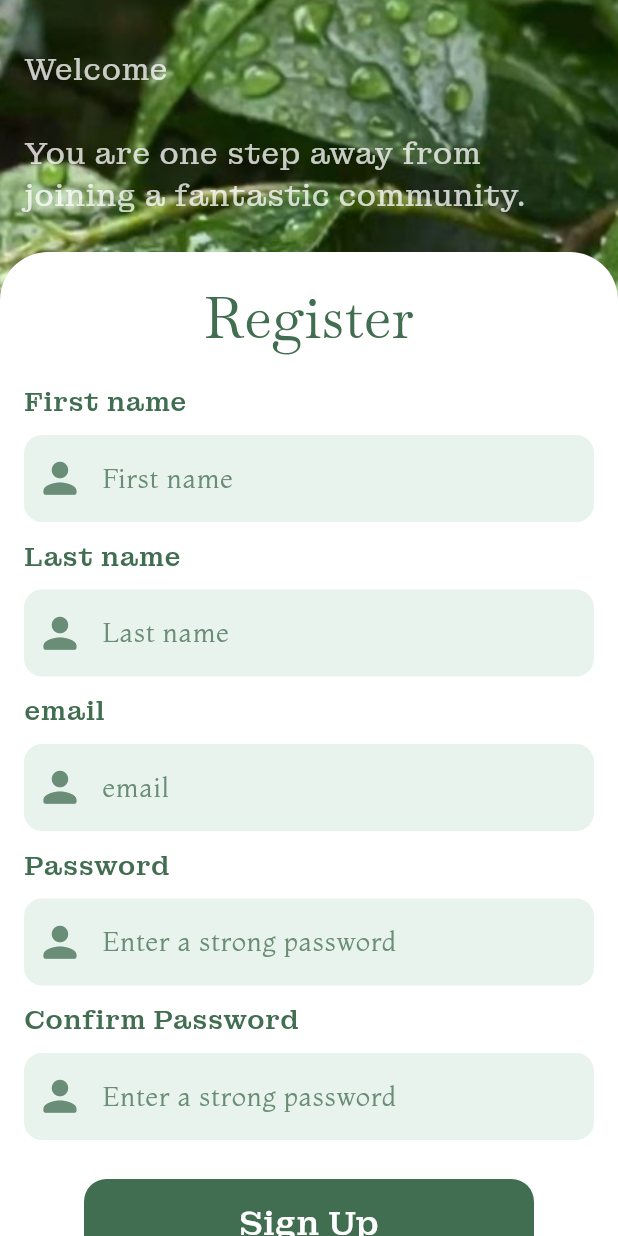
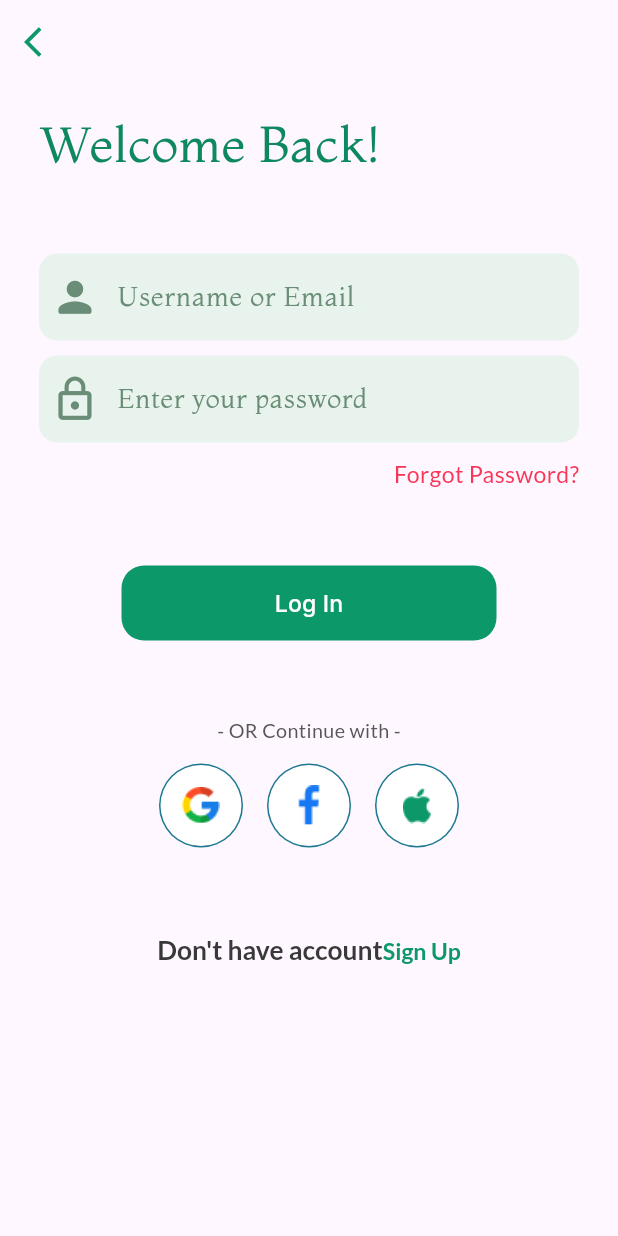
Before and after one commit to fatima304/greenify_app, a Flutter app: the screen it shows after launch, on a phone screen of 412 x 824 dp. Run offline on Flutter 3.47's test engine with Material 3 defaults, Android fonts, the phone set to English and light mode, and no system bars; our stand-ins replace dio, flutter_screenutil, get_it, lottie, pretty_dio_logger, shimmer.

Commit message:
login screen ui is done

```diff
--- a/lib/core/helper/app_constants.dart
+++ b/lib/core/helper/app_constants.dart
@@ -1,5 +1,6 @@
 class AppConstants {
+  static const String svgPath = 'assets/svg/';
+  static const String iconPath = 'assets/icons/';
   static const String imagePath = 'assets/images/';
-  static const String svgPath = 'assets/svg/';
   static const String lottiePath = 'assets/lottie/';
 }
--- a/lib/core/helper/app_icon.dart
+++ b/lib/core/helper/app_icon.dart
@@ -1,8 +1,10 @@
-
 import 'package:greenify_app/core/helper/app_constants.dart';
 
 class AppIcon{
-
   static const String saveMark = '${AppConstants.svgPath}save_mark.svg';
   static const String dotePoint = '${AppConstants.svgPath}point.svg';
+  static const String face = '${AppConstants.iconPath}face.png';
+  static const String facebook = '${AppConstants.iconPath}facebook.png';
+  static const String google = '${AppConstants.iconPath}google.png';
+  static const String apple = '${AppConstants.iconPath}apple.png';
 }
--- a/lib/core/helper/app_images.dart
+++ b/lib/core/helper/app_images.dart
@@ -7,4 +7,7 @@ class AppImages {
   static const String onBoarding3 = '${AppConstants.imagePath}onBoarding3.png';
   static const String register = '${AppConstants.imagePath}register.png';
 
+
+
+
 }
--- a/lib/core/routes/app_routing.dart
+++ b/lib/core/routes/app_routing.dart
@@ -1,5 +1,6 @@
 import 'package:flutter/material.dart';
 import 'package:greenify_app/core/routes/routes.dart';
+import 'package:greenify_app/features/login/presentation/screen/ui/login_screen.dart';
 import 'package:greenify_app/features/register/presentation/screen/ui/register_screen.dart';
 import 'package:greenify_app/features/splash/presentation/screen/ui/splash_screen.dart';
 import 'package:greenify_app/features/on_boarding/presentation/screen/ui/on_boarding_screen.dart';
@@ -19,6 +20,10 @@ class AppRouting {
         return MaterialPageRoute(
           builder: (_) => const RegisterScreen(),
         );
+          case Routes.logScreen:
+        return MaterialPageRoute(
+          builder: (_) => const LoginScreen(),
+        );
       default:
         return MaterialPageRoute(
           builder: (_) => Scaffold(
--- a/lib/core/theme/app_color.dart
+++ b/lib/core/theme/app_color.dart
@@ -1,10 +1,10 @@
 import 'package:flutter/material.dart';
 
 class AppColor {
-    static const Color black = Colors.black;
-    static const Color white = Colors.white;
+  static const Color black = Colors.black;
+  static const Color white = Colors.white;
   static const Color lightGreen = Color(0xffE9F3ED);
-    static const Color green = Color(0xff639173);
+  static const Color green = Color(0xff639173);
   static const Color medGreen = Color(0xff698D76);
   static const Color darkGreen = Color(0xff416D50);
   static const Color primGreen = Color(0xff0D986A);
@@ -12,4 +12,5 @@ class AppColor {
   static const Color lightGrey = Color(0xff575757);
   static const Color darkGrey = Color(0xff393838);
   static const Color red = Color(0xffF83758);
+  static const Color seaweed = Color(0xff1C7791);
 }
--- a/lib/core/theme/app_text_style.dart
+++ b/lib/core/theme/app_text_style.dart
@@ -36,7 +36,7 @@ class AppTextStyle {
     color: AppColor.darkGreen,
     fontWeight: FontWeightHelper.regular,
   );
-   static TextStyle font12DarkGreenMedium = TextStyle(
+  static TextStyle font12DarkGreenMedium = TextStyle(
     fontSize: 12.sp,
     color: AppColor.darkGreen,
     fontWeight: FontWeightHelper.medium,
@@ -46,9 +46,14 @@ class AppTextStyle {
     color: AppColor.black,
     fontWeight: FontWeightHelper.medium,
   );
-  static TextStyle font16BlackSemiBold = TextStyle(
+  static TextStyle font16DarkGreySemiBold = TextStyle(
     fontSize: 16.sp,
-    color: AppColor.black,
+    color: AppColor.darkGrey,
+    fontWeight: FontWeightHelper.semiBold,
+  );
+  static TextStyle font14PrimGreenSemiBold = TextStyle(
+    fontSize: 14.sp,
+    color: AppColor.primGreen,
     fontWeight: FontWeightHelper.semiBold,
   );
   static TextStyle font20BlackMedium = TextStyle(
@@ -73,8 +78,8 @@ class AppTextStyle {
     fontWeight: FontWeightHelper.regular,
   );
 
-  static TextStyle font16RedRegular = TextStyle(
-    fontSize: 16.sp,
+  static TextStyle font14RedRegular = TextStyle(
+    fontSize: 14.sp,
     color: AppColor.red,
     fontWeight: FontWeightHelper.regular,
   );
--- a/lib/core/widgets/shared_button.dart
+++ b/lib/core/widgets/shared_button.dart
@@ -1,18 +1,27 @@
 import 'package:flutter/material.dart';
-import 'package:greenify_app/core/theme/app_color.dart';
-import 'package:greenify_app/core/theme/app_text_style.dart';
-import 'package:greenify_app/core/theme/font_family_helper.dart';
 
 class SharedButton extends StatelessWidget {
-  const SharedButton({super.key, this.onPressed});
+  const SharedButton({
+    super.key,
+    this.onPressed,
+    required this.text,
+    required this.buttonColor,
+    this.buttonSize,
+  });
+
+  final Widget text;
+  final Size? buttonSize;
+
+  final Color buttonColor;
+
   final void Function()? onPressed;
 
   @override
   Widget build(BuildContext context) {
     return ElevatedButton(
         onPressed: onPressed,
-      style: const ButtonStyle(
-        shape: WidgetStatePropertyAll(
+        style: ButtonStyle(
+          shape: const WidgetStatePropertyAll(
             RoundedRectangleBorder(
               borderRadius: BorderRadius.all(
                 Radius.circular(15),
@@ -20,15 +29,10 @@ class SharedButton extends StatelessWidget {
             ),
           ),
           fixedSize: WidgetStatePropertyAll(
-          Size(300, 60),
+            buttonSize ?? const Size(300, 60),
           ),
-        backgroundColor: WidgetStatePropertyAll(AppColor.darkGreen),
+          backgroundColor: WidgetStatePropertyAll(buttonColor),
         ),
-      child: Text(
-        'Sign Up',
-        style: AppTextStyle.font20WhiteMedium
-            .copyWith(fontFamily: FontFamilyHelper.montaguSlabFont),
-      ),
-    );
+        child: text);
   }
 }
--- a/lib/core/widgets/shared_textfield.dart
+++ b/lib/core/widgets/shared_textfield.dart
@@ -63,6 +63,9 @@ class SharedTextField extends StatelessWidget {
           ),
           obscureText: obscureText,
         ),
+        const SizedBox(
+          height: 10,
+        ),
       ],
     );
   }
--- /dev/null
+++ b/lib/features/login/presentation/screen/ui/login_screen.dart
@@ -0,0 +1,25 @@
+import 'package:flutter/material.dart';
+import 'package:greenify_app/core/theme/app_color.dart';
+import 'package:greenify_app/features/login/presentation/screen/widgets/login_body.dart';
+
+class LoginScreen extends StatelessWidget {
+  const LoginScreen({super.key});
+
+  @override
+  Widget build(BuildContext context) {
+    return Scaffold(
+      appBar: AppBar(
+        leading: IconButton(
+          onPressed: () {
+            Navigator.pop(context);
+          },
+          icon: const Icon(
+            Icons.arrow_back_ios,
+            color: AppColor.primGreen,
+          ),
+        ),
+      ),
+      body: const LoginBody(),
+    );
+  }
+}
--- /dev/null
+++ b/lib/features/login/presentation/screen/widgets/auth_section.dart
@@ -0,0 +1,54 @@
+import 'package:flutter/gestures.dart';
+import 'package:flutter/material.dart';
+import 'package:greenify_app/core/routes/routes.dart';
+import 'package:greenify_app/core/theme/app_text_style.dart';
+import 'package:greenify_app/core/theme/font_family_helper.dart';
+import 'package:greenify_app/features/login/presentation/screen/widgets/logs_list.dart';
+
+class AuthSection extends StatelessWidget {
+  const AuthSection({super.key});
+
+  @override
+  Widget build(BuildContext context) {
+    return Column(
+      crossAxisAlignment: CrossAxisAlignment.center,
+      children: [
+        const SizedBox(
+          height: 50,
+        ),
+        Text(
+          '- OR Continue with -',
+          style: AppTextStyle.font12LightGreyMedium
+              .copyWith(fontFamily: FontFamilyHelper.latoFont),
+        ),
+        const SizedBox(
+          height: 5,
+        ),
+        const LogsList(),
+        const SizedBox(
+          height: 50,
+        ),
+        RichText(
+          text: TextSpan(
+            text: 'Don\'t have account',
+            style: AppTextStyle.font16DarkGreySemiBold.copyWith(
+              fontFamily: FontFamilyHelper.latoFont,
+            ),
+            children: <TextSpan>[
+              TextSpan(
+                text: 'Sign Up',
+                style: AppTextStyle.font14PrimGreenSemiBold.copyWith(
+                  fontFamily: FontFamilyHelper.latoFont,
+                ),
+                recognizer: TapGestureRecognizer()
+                  ..onTap = () {
+                    Navigator.pushNamed(context, Routes.logScreen);
+                  },
+              ),
+            ],
+          ),
+        ),
+      ],
+    );
+  }
+}
--- /dev/null
+++ b/lib/features/login/presentation/screen/widgets/log_item.dart
@@ -0,0 +1,34 @@
+import 'package:flutter/material.dart';
+import 'package:greenify_app/core/theme/app_color.dart';
+
+class LogItem extends StatelessWidget {
+  const LogItem({
+    super.key,
+    required this.img,
+    required this.onTap,
+  });
+
+  final String img;
+  final Function()? onTap;
+
+  @override
+  Widget build(BuildContext context) {
+    return GestureDetector(
+      onTap: onTap,
+      child: Padding(
+        padding: const EdgeInsets.all(8.0),
+        child: CircleAvatar(
+          radius: 28,
+          backgroundColor: AppColor.seaweed,
+          child: CircleAvatar(
+            radius: 27,
+            backgroundColor: AppColor.white,
+            child: Image.asset(
+              img,
+            ),
+          ),
+        ),
+      ),
+    );
+  }
+}
--- /dev/null
+++ b/lib/features/login/presentation/screen/widgets/login_body.dart
@@ -0,0 +1,34 @@
+import 'package:flutter/material.dart';
+import 'package:greenify_app/core/theme/app_text_style.dart';
+import 'package:greenify_app/core/theme/font_family_helper.dart';
+import 'package:greenify_app/features/login/presentation/screen/widgets/auth_section.dart';
+import 'package:greenify_app/features/login/presentation/screen/widgets/login_section.dart';
+
+class LoginBody extends StatelessWidget {
+  const LoginBody({super.key});
+
+  @override
+  Widget build(BuildContext context) {
+    return Padding(
+      padding: const EdgeInsets.symmetric(vertical: 16, horizontal: 26),
+      child: Column(
+        crossAxisAlignment: CrossAxisAlignment.start,
+        children: [
+          Text(
+            'Welcome Back!',
+            style: AppTextStyle.font35DarkGreenRegular.copyWith(
+              fontSize: 33,
+              color: const Color.fromARGB(255, 13, 136, 95),
+              fontFamily: FontFamilyHelper.montagaFont,
+            ),
+          ),
+          const SizedBox(
+            height: 50,
+          ),
+          const LoginSection(),
+          const AuthSection(),
+        ],
+      ),
+    );
+  }
+}
--- /dev/null
+++ b/lib/features/login/presentation/screen/widgets/login_section.dart
@@ -0,0 +1,47 @@
+import 'package:flutter/material.dart';
+import 'package:greenify_app/core/theme/app_color.dart';
+import 'package:greenify_app/core/theme/app_text_style.dart';
+import 'package:greenify_app/core/theme/font_family_helper.dart';
+import 'package:greenify_app/core/widgets/shared_button.dart';
+import 'package:greenify_app/core/widgets/shared_textfield.dart';
+
+class LoginSection extends StatelessWidget {
+  const LoginSection({super.key});
+
+  @override
+  Widget build(BuildContext context) {
+    return Column(
+      mainAxisAlignment: MainAxisAlignment.center,
+      children: [
+        SharedTextField(
+          hintText: 'Username or Email',
+          prefixIcon: Icons.person_rounded,
+        ),
+        SharedTextField(
+          hintText: 'Enter your password',
+          prefixIcon: Icons.lock_outline,
+        ),
+        Align(
+          alignment: Alignment.bottomRight,
+          child: Text(
+            'Forgot Password?',
+            style: AppTextStyle.font14RedRegular
+                .copyWith(fontFamily: FontFamilyHelper.latoFont),
+          ),
+        ),
+        const SizedBox(
+          height: 50,
+        ),
+        SharedButton(
+          buttonSize: const Size(250, 50),
+          buttonColor: AppColor.primGreen,
+          text: Text(
+            'Log In',
+            style: AppTextStyle.font14WhiteMedium
+                .copyWith(fontFamily: FontFamilyHelper.interFont),
+          ),
+        ),
+      ],
+    );
+  }
+}
--- /dev/null
+++ b/lib/features/login/presentation/screen/widgets/logs_list.dart
@@ -0,0 +1,28 @@
+import 'package:flutter/material.dart';
+import 'package:greenify_app/core/helper/app_icon.dart';
+import 'package:greenify_app/features/login/presentation/screen/widgets/log_item.dart';
+
+class LogsList extends StatelessWidget {
+  const LogsList({super.key});
+
+  @override
+  Widget build(BuildContext context) {
+    return Row(
+      mainAxisAlignment: MainAxisAlignment.center,
+      children: [
+        LogItem(
+          onTap: () {},
+          img: AppIcon.google,
+        ),
+        LogItem(
+          onTap: () {},
+          img: AppIcon.face,
+        ),
+        LogItem(
+          onTap: () {},
+          img: AppIcon.apple,
+        ),
+      ],
+    );
+  }
+}
--- a/lib/features/register/presentation/screen/widgets/textfield_part.dart
+++ b/lib/features/register/presentation/screen/widgets/textfield_part.dart
@@ -5,7 +5,10 @@ import 'package:greenify_app/core/widgets/shared_textfield.dart';
 
 class TextfieldPart extends StatelessWidget {
   const TextfieldPart(
-      {super.key, required this.hintText, required this.prefixIcon,   this.labelText});
+      {super.key,
+      required this.hintText,
+      required this.prefixIcon,
+      this.labelText});
 
   final String hintText;
   final String? labelText;
@@ -17,7 +20,7 @@ class TextfieldPart extends StatelessWidget {
       crossAxisAlignment: CrossAxisAlignment.start,
       children: [
         Text(
-         hintText ,
+          hintText,
           style: AppTextStyle.font16DarkGreenMedium
               .copyWith(fontFamily: FontFamilyHelper.montaguSlabFont),
         ),
@@ -28,9 +31,6 @@ class TextfieldPart extends StatelessWidget {
           hintText: labelText ?? hintText,
           prefixIcon: prefixIcon,
         ),
-        const SizedBox(
-          height: 10,
-        ),
       ],
     );
   }
--- a/lib/features/register/presentation/screen/widgets/textfield_section.dart
+++ b/lib/features/register/presentation/screen/widgets/textfield_section.dart
@@ -1,4 +1,6 @@
+import 'package:flutter/gestures.dart';
 import 'package:flutter/material.dart';
+import 'package:greenify_app/core/routes/routes.dart';
 import 'package:greenify_app/core/theme/app_color.dart';
 import 'package:greenify_app/core/theme/app_text_style.dart';
 import 'package:greenify_app/core/theme/font_family_helper.dart';
@@ -14,7 +16,14 @@ class TextFieldSection extends StatelessWidget {
     return Column(
       children: [
         const RegisterFields(),
-        const SharedButton(),
+        SharedButton(buttonSize: Size(300, 60),
+          buttonColor: AppColor.darkGreen,
+          text: Text(
+            'Sign Up',
+            style: AppTextStyle.font20WhiteMedium
+                .copyWith(fontFamily: FontFamilyHelper.montaguSlabFont),
+          ),
+        ),
         const SizedBox(
           height: 10,
         ),
@@ -33,6 +42,10 @@ class TextFieldSection extends StatelessWidget {
                   fontWeight: FontWeightHelper.bold,
                   fontFamily: FontFamilyHelper.montserratFont,
                 ),
+                recognizer: TapGestureRecognizer()
+                  ..onTap = () {
+                    Navigator.pushNamed(context, Routes.logScreen);
+                  },
               ),
             ],
           ),
--- a/lib/greenify_app.dart
+++ b/lib/greenify_app.dart
@@ -14,7 +14,7 @@ class GreenifyApp extends StatelessWidget {
       child: MaterialApp(
         debugShowCheckedModeBanner: false,
         onGenerateRoute: appRouting.generateRoute,
-        initialRoute: Routes.registerScreen,
+        initialRoute: Routes.logScreen,
       ),
     );
   }
--- a/pubspec.yaml
+++ b/pubspec.yaml
@@ -74,6 +74,7 @@ flutter:
   # To add assets to your application, add an assets section, like this:
   assets:
     - assets/images/
+    - assets/icons/
   #   - images/a_dot_ham.jpeg
 
   # An image asset can refer to one or more resolution-specific "variants", see
```
Also changed, not shown: assets/images/face.png (added). Lines whose indentation alone changed are shown as unchanged.
